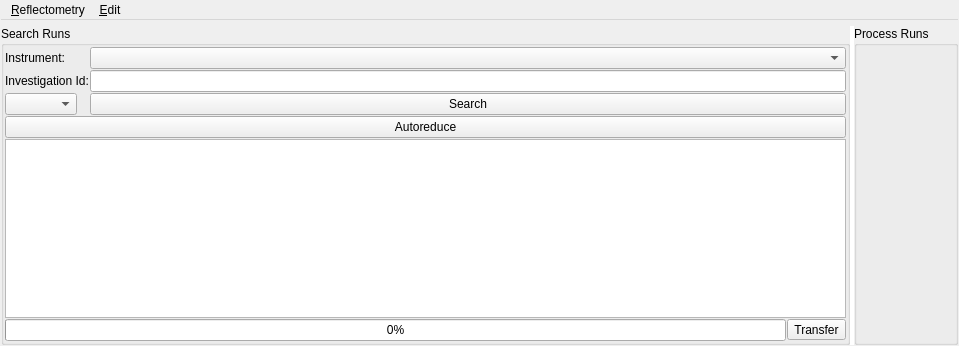
Above: qt/scientific_interfaces/ISISReflectometry/ReflRunsTabWidget.ui from mantidproject/mantid before the change. Below: the same form after it.
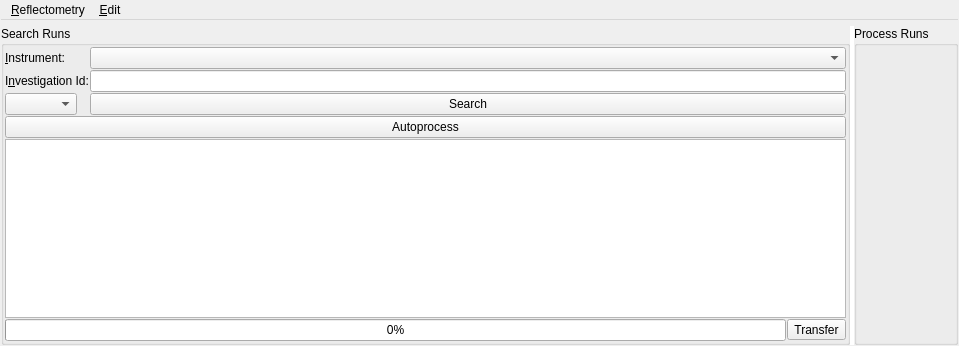
That is the form after the change. Icons and pictures are not drawn.

Commit message:
Change the name of the Autoreduce button to Autoprocess
This is to avoid confusion with the autoreduction service.
Also update the tooltip

Re #17029

What changed in the file:
```diff
--- a/qt/scientific_interfaces/ISISReflectometry/ReflRunsTabWidget.ui
+++ b/qt/scientific_interfaces/ISISReflectometry/ReflRunsTabWidget.ui
@@ -93,7 +93,7 @@
          <item row="0" column="0">
           <widget class="QLabel" name="labelInstrument">
            <property name="text">
-            <string>Instrument:</string>
+            <string>&amp;Instrument:</string>
            </property>
            <property name="buddy">
             <cstring>comboSearchInstrument</cstring>
@@ -131,7 +131,7 @@
             </sizepolicy>
            </property>
            <property name="text">
-            <string>Investigation Id:</string>
+            <string>I&amp;nvestigation Id:</string>
            </property>
            <property name="buddy">
             <cstring>textSearch</cstring>
@@ -210,7 +210,7 @@
             <string>Automatically searches ICAT for runs with given instrument and investigation id, transfers runs to table and processes them.</string>
            </property>
            <property name="text">
-            <string>Autoreduce</string>
+            <string>Autoprocess</string>
            </property>
            <property name="icon">
             <iconset>
```
Left out of the diff: 16 changed lines with no effect on the pictures.
